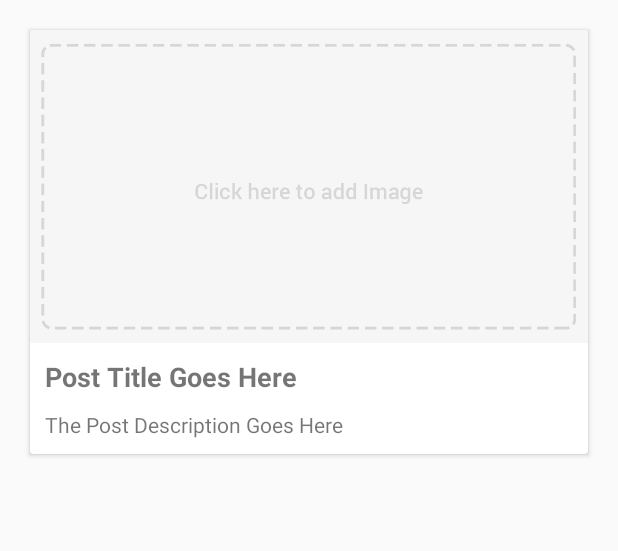
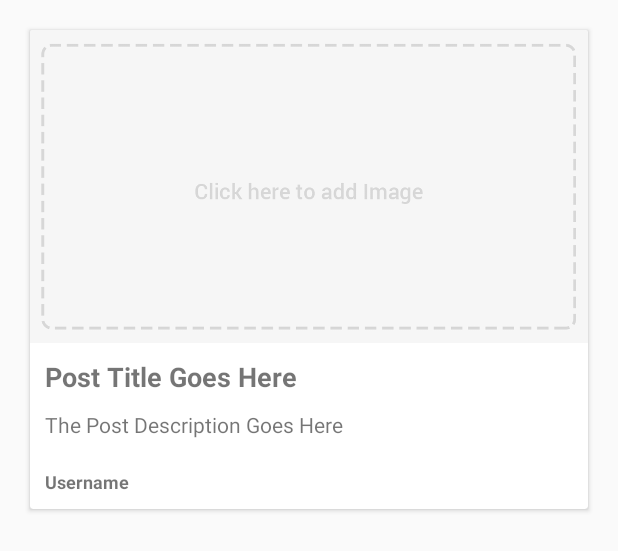
Before and after one commit to leithdm/BloggingApp, an Android app: the layout blog_row.xml on its own in the app's theme, with its tools: preview values and no code run, on a phone screen of 412 x 824 dp. Shown: the top 551 px of the screen. Run offline under Robolectric (Android 15) with nearby library versions, the phone set to English and light mode, and no system bars.

Commit message:
1. Can view which user (via email) posted the image. Not ideal as it should actually be the username

```diff
--- a/app/src/main/AndroidManifest.xml
+++ b/app/src/main/AndroidManifest.xml
@@ -16,6 +16,7 @@
         <activity android:name=".BlogActivity" />
         <activity android:name=".UserFeedActivity" />
         <activity android:name=".UserListActivity" />
+        <activity android:name=".Twitter" />
         <activity android:name=".LoginActivity">
             <intent-filter>
                 <action android:name="android.intent.action.MAIN" />
--- a/app/src/main/java/com/darrenmleith/twitter/LoginActivity.java
+++ b/app/src/main/java/com/darrenmleith/twitter/LoginActivity.java
@@ -75,7 +75,11 @@ public class LoginActivity extends AppCompatActivity {
         mGoogleSignInClient = GoogleSignIn.getClient(this, gso);
 
         _googleSignInButton = findViewById(R.id.sign_in_button);
+
+        //[START initialize database and keep-synced for off-line
         _mDatabase = FirebaseDatabase.getInstance().getReference();
+        _mDatabase.keepSynced(true);
+        //[END initialize database and keep-synced for off-line
 
         _emailEditText = findViewById(R.id.emailEditText);
         _passwordEditText = findViewById(R.id.passwordEditText);
--- a/app/src/main/res/layout/blog_row.xml
+++ b/app/src/main/res/layout/blog_row.xml
@@ -36,5 +36,15 @@
             android:paddingRight="10dp"
             android:paddingBottom="10dp"
             android:text="The Post Description Goes Here" />
+
+        <TextView
+            android:id="@+id/usernameTextView"
+            android:layout_width="match_parent"
+            android:layout_height="wrap_content"
+            android:padding="10dp"
+            android:text="Username"
+            android:textSize="12sp"
+            android:textStyle="bold" />
+
     </LinearLayout>
 </androidx.cardview.widget.CardView>
```
Also changed, not shown: app/src/main/java/com/darrenmleith/twitter/Blog.java (+10 -2 lines), app/src/main/java/com/darrenmleith/twitter/BlogActivity.java (+11 -4 lines), app/src/main/java/com/darrenmleith/twitter/PostActivity.java (+37 -7 lines), app/src/main/java/com/darrenmleith/twitter/Twitter.java (added, +14 -0 lines).
